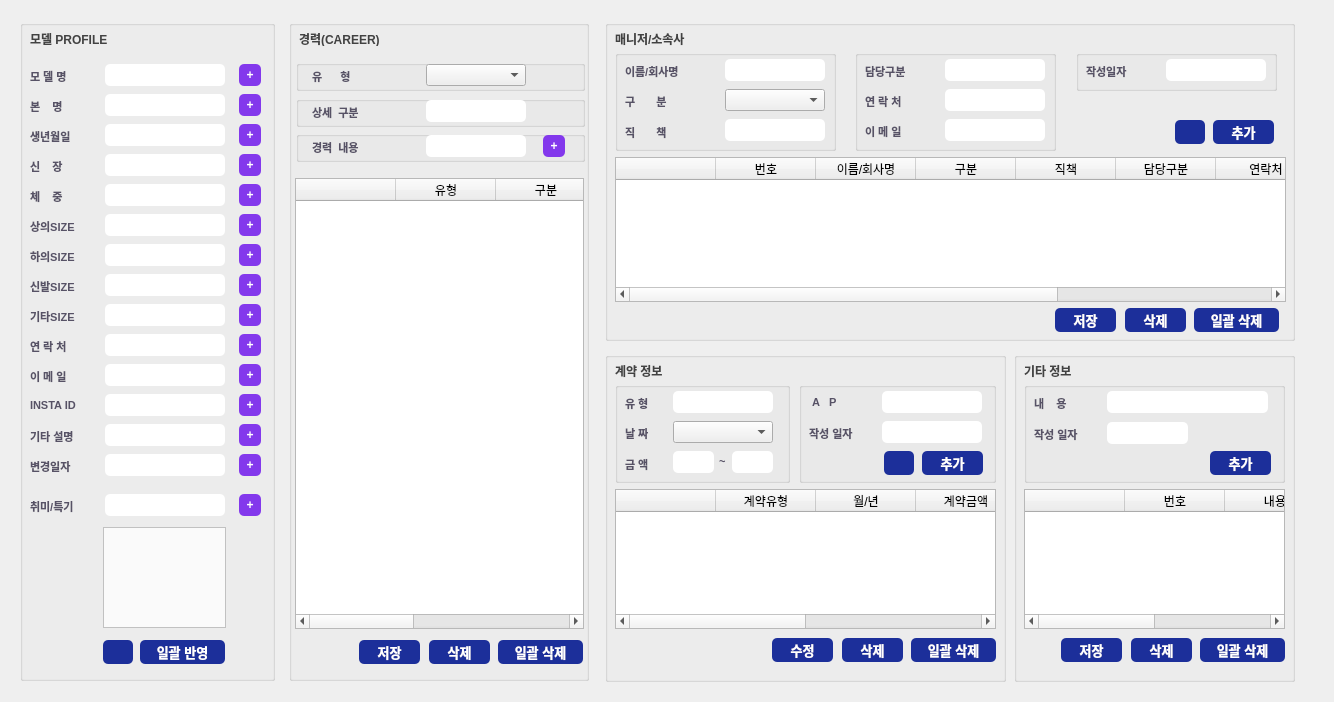
Before: the Qt Designer form model_manager/model_info_window.ui in ahns13/model_mng_program, drawn with Qt 5.
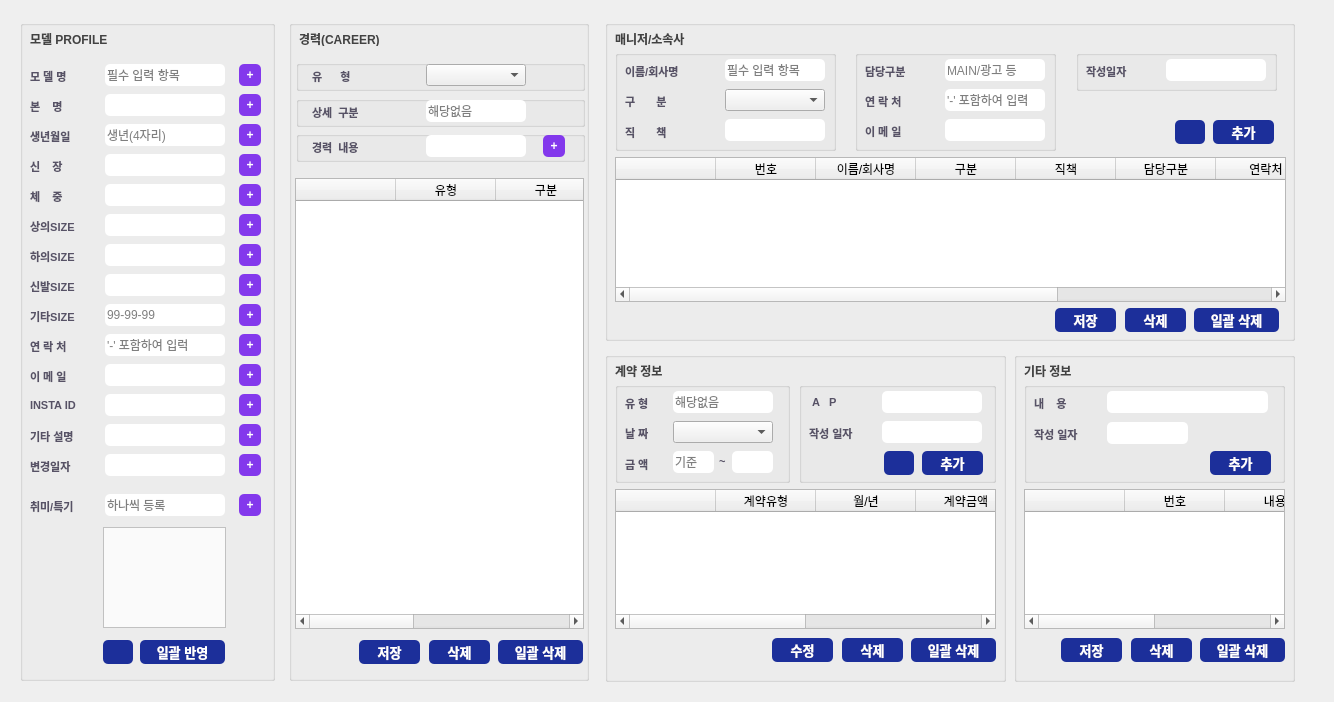
After: the same form once the commit is applied.

What changed in the file:
```diff
--- a/model_manager/model_info_window.ui
+++ b/model_manager/model_info_window.ui
@@ -127,6 +127,9 @@
       <string notr="true">background-color: rgb(255, 255, 255);
 border-radius: 5px;</string>
      </property>
+     <property name="placeholderText">
+      <string>필수 입력 항목</string>
+     </property>
     </widget>
    </widget>
    <widget class="QGroupBox" name="groupBox_real_name">
@@ -268,6 +271,9 @@
       <string notr="true">background-color: rgb(255, 255, 255);
 border-radius: 5px;</string>
      </property>
+     <property name="placeholderText">
+      <string>생년(4자리)</string>
+     </property>
     </widget>
    </widget>
    <widget class="QGroupBox" name="groupBox_height">
@@ -703,6 +709,9 @@
       <string notr="true">background-color: rgb(255, 255, 255);
 border-radius: 5px;</string>
      </property>
+     <property name="placeholderText">
+      <string>'-' 포함하여 입럭</string>
+     </property>
     </widget>
    </widget>
    <widget class="QGroupBox" name="groupBox_email">
@@ -919,6 +928,9 @@
       <string notr="true">background-color: rgb(255, 255, 255);
 border-radius: 5px;</string>
      </property>
+     <property name="placeholderText">
+      <string>99-99-99</string>
+     </property>
     </widget>
    </widget>
    <widget class="QGroupBox" name="groupBox_insta_id">
@@ -1135,6 +1147,9 @@
       <string notr="true">background-color: rgb(255, 255, 255);
 border-radius: 5px;</string>
      </property>
+     <property name="placeholderText">
+      <string>하나씩 등록</string>
+     </property>
     </widget>
    </widget>
    <widget class="QPushButton" name="btn_profile_all_save">
@@ -1377,6 +1392,9 @@
       <string notr="true">background-color: rgb(255, 255, 255);
 border-radius: 5px;</string>
      </property>
+     <property name="placeholderText">
+      <string>해당없음</string>
+     </property>
     </widget>
    </widget>
    <widget class="QGroupBox" name="groupBox_career_careers">
@@ -1662,6 +1680,9 @@
       <string notr="true">background-color: rgb(255, 255, 255);
 border-radius: 5px;</string>
      </property>
+     <property name="placeholderText">
+      <string>필수 입력 항목</string>
+     </property>
     </widget>
     <widget class="QLineEdit" name="lineEdit_contact_position">
      <property name="geometry">
@@ -1738,6 +1759,9 @@
       <string notr="true">background-color: rgb(255, 255, 255);
 border-radius: 5px;</string>
      </property>
+     <property name="placeholderText">
+      <string>MAIN/광고 등</string>
+     </property>
     </widget>
     <widget class="QLineEdit" name="lineEdit_contact_email">
      <property name="geometry">
@@ -1782,6 +1806,9 @@
       <string notr="true">background-color: rgb(255, 255, 255);
 border-radius: 5px;</string>
      </property>
+     <property name="placeholderText">
+      <string>'-' 포함하여 입력</string>
+     </property>
     </widget>
     <widget class="QLabel" name="label_contact_email">
      <property name="geometry">
@@ -2074,6 +2101,9 @@
       <string notr="true">background-color: rgb(255, 255, 255);
 border-radius: 5px;</string>
      </property>
+     <property name="placeholderText">
+      <string>해당없음</string>
+     </property>
     </widget>
     <widget class="QLineEdit" name="lineEdit_contract_amount">
      <property name="geometry">
@@ -2088,6 +2118,9 @@
       <string notr="true">background-color: rgb(255, 255, 255);
 border-radius: 5px;</string>
      </property>
+     <property name="placeholderText">
+      <string>기준</string>
+     </property>
     </widget>
     <widget class="QLabel" name="label_contract_amount">
      <property name="geometry">
```
Left out of the diff: 12 changed lines with no effect on the pictures.
